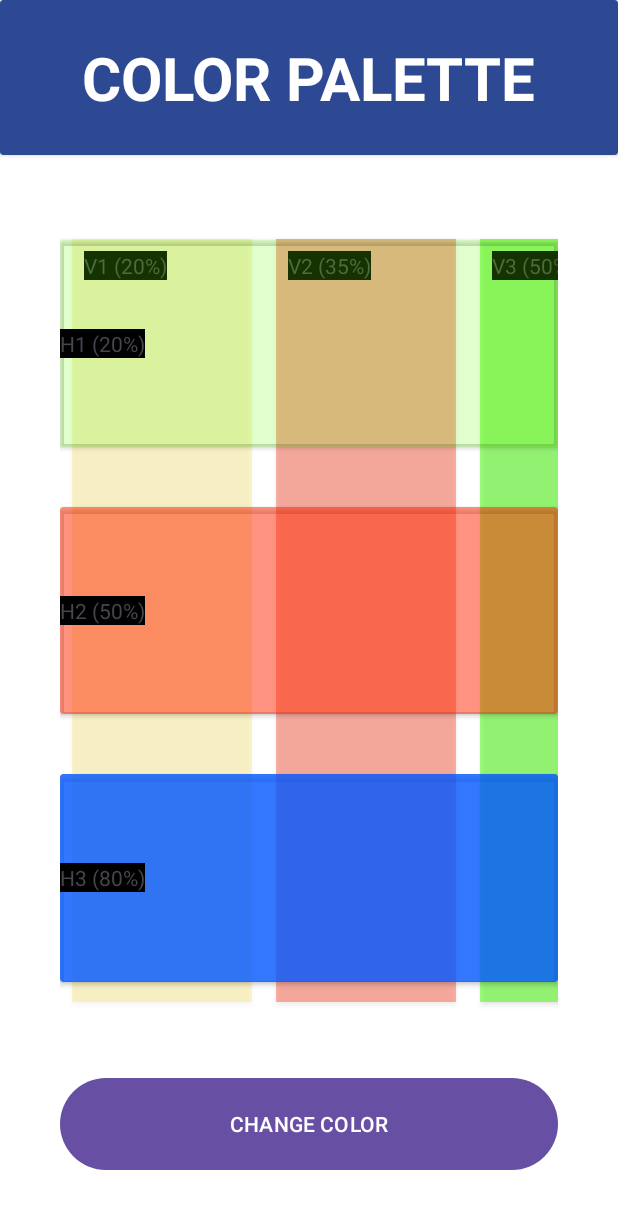
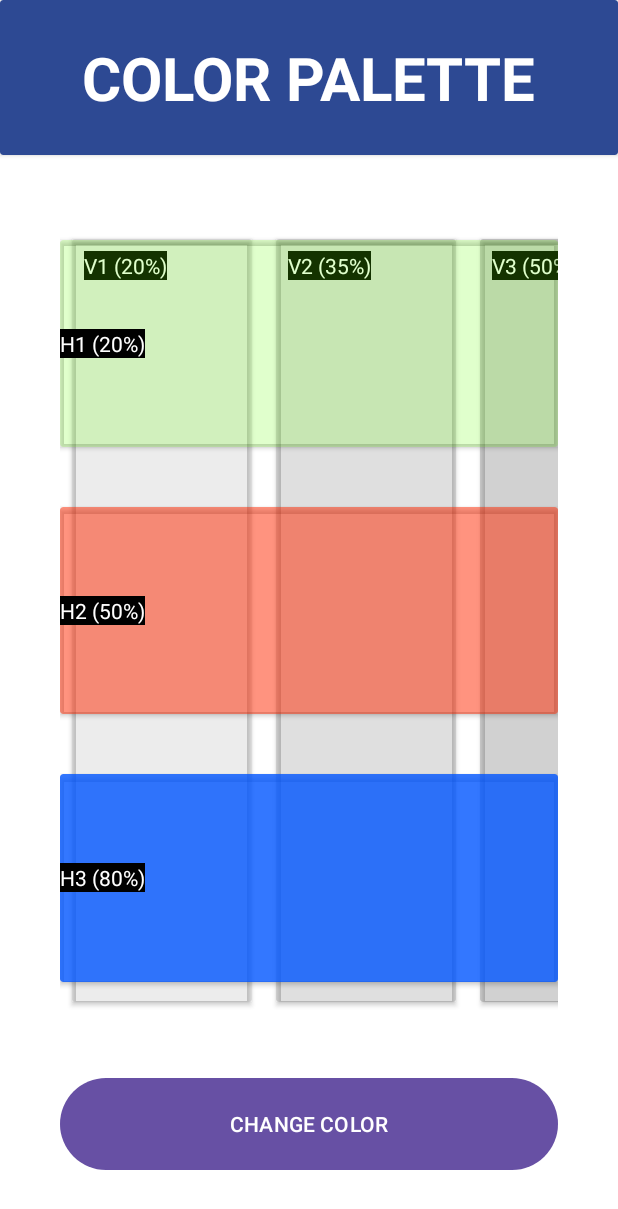
Before and after one commit to KaylR0/Actividades1PMDM, an Android app: the ColorPalette screen opened directly, with no data from a screen before it, on a phone screen of 412 x 824 dp. Shown: the top 1209 px of the screen. Run offline under Robolectric (Android 15) with nearby library versions, the phone set to English and light mode, and no system bars.

Commit message:
Ya cambian los colores pero sin tener en cuenta la opacidad.

```diff
--- a/app/src/main/AndroidManifest.xml
+++ b/app/src/main/AndroidManifest.xml
@@ -15,9 +15,9 @@
         <activity
             android:name=".colorPalette.ColorPalette"
             android:exported="false" />
-        <activity
+      <!--  <activity
             android:name=".MainActivity"
-            android:exported="false" />
+            android:exported="false" /> -->
         <activity
             android:name=".boardGamesApp.BoardgameActivity"
             android:exported="false"
--- a/app/src/main/java/com/kaylr/chat/colorPalette/VerticalColor.kt
+++ b/app/src/main/java/com/kaylr/chat/colorPalette/VerticalColor.kt
@@ -1,3 +1,4 @@
 package com.kaylr.chat.colorPalette
 
+
 data class VerticalColor(val name:String, var color: Int)
--- a/app/src/main/java/com/kaylr/chat/colorPalette/VerticalColorAdapter.kt
+++ b/app/src/main/java/com/kaylr/chat/colorPalette/VerticalColorAdapter.kt
@@ -18,4 +18,5 @@ RecyclerView.Adapter<VerticalColorViewHolder>() {
     }
 
     override fun getItemCount()=color.size
+
 }
--- a/app/src/main/java/com/kaylr/chat/colorPalette/VerticalColorViewHolder.kt
+++ b/app/src/main/java/com/kaylr/chat/colorPalette/VerticalColorViewHolder.kt
@@ -15,48 +15,53 @@ class VerticalColorViewHolder(view: View): RecyclerView.ViewHolder(view) {
         when(vColor.name){
             R.string.v1_20.toString() -> {
                 tvVerticalColor.text = "V1 (20%)"
-                viewContainerVC.setBackgroundColor(
+                viewContainerVC.setCardBackgroundColor(vColor.color)
+                /*viewContainerVC.setBackgroundColor(
                     ContextCompat.getColor(
                         viewContainerVC.context,
                         R.color.v_color1_20
                     )
-                )
+                )*/
             }
             R.string.v2_35.toString() -> {
                 tvVerticalColor.text = "V2 (35%)"
-                viewContainerVC.setBackgroundColor(
+                viewContainerVC.setCardBackgroundColor(vColor.color)
+                /*viewContainerVC.setBackgroundColor(
                     ContextCompat.getColor(
                         viewContainerVC.context,
                         R.color.v_color2_35
                     )
-                )
+                )*/
             }
             R.string.v3_50.toString() -> {
                 tvVerticalColor.text = "V3 (50%)"
-                viewContainerVC.setBackgroundColor(
+                viewContainerVC.setCardBackgroundColor(vColor.color)
+                /*viewContainerVC.setBackgroundColor(
                     ContextCompat.getColor(
                         viewContainerVC.context,
                         R.color.v_color3_50
                     )
-                )
+                )*/
             }
             R.string.v4_65.toString() -> {
                 tvVerticalColor.text = "V4 (65%)"
-                viewContainerVC.setBackgroundColor(
+                viewContainerVC.setCardBackgroundColor(vColor.color)
+                /*viewContainerVC.setBackgroundColor(
                     ContextCompat.getColor(
                         viewContainerVC.context,
                         R.color.v_color4_65
                     )
-                )
+                )*/
             }
             R.string.v5_80.toString() -> {
                 tvVerticalColor.text = "V5 (80%)"
-                viewContainerVC.setBackgroundColor(
+                viewContainerVC.setCardBackgroundColor(vColor.color)
+                /*viewContainerVC.setBackgroundColor(
                     ContextCompat.getColor(
                         viewContainerVC.context,
                         R.color.v_color5_80
                     )
-                )
+                )*/
             }
         }
     }
--- a/app/src/main/res/layout/activity_color_palette.xml
+++ b/app/src/main/res/layout/activity_color_palette.xml
@@ -56,6 +56,7 @@
                 android:layout_width="wrap_content"
                 android:layout_height="wrap_content"
                 android:text="@string/h1_20"
+                android:textColor="@color/white"
                 android:background="@color/black"
                 android:layout_gravity="start|center"
                 style="bold"
@@ -73,6 +74,7 @@
                 android:layout_width="wrap_content"
                 android:layout_height="wrap_content"
                 android:text="@string/h2_50"
+                android:textColor="@color/white"
                 android:background="@color/black"
                 android:layout_gravity="start|center"
                 style="bold"
@@ -90,6 +92,7 @@
                 android:layout_width="wrap_content"
                 android:layout_height="wrap_content"
                 android:text="@string/h3_80"
+                android:textColor="@color/white"
                 android:background="@color/black"
                 android:layout_gravity="start|center"
                 style="bold"
--- a/app/src/main/res/layout/item_vertical_color.xml
+++ b/app/src/main/res/layout/item_vertical_color.xml
@@ -19,6 +19,7 @@
             android:layout_width="wrap_content"
             android:layout_height="wrap_content"
             android:text="@string/v1_20"
+            android:textColor="@color/white"
             android:background="@color/black"
             android:layout_gravity="start|top"
             style="bold"
```
Also changed, not shown: app/src/main/java/com/kaylr/chat/colorPalette/ColorPalette.kt (+45 -24 lines).
